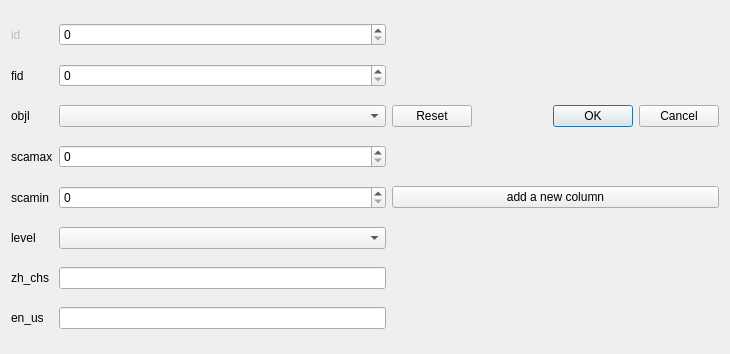
Above: attributeform/Attribute_Form.ui from water-law/Zoomer before the change. Below: the same form after it.
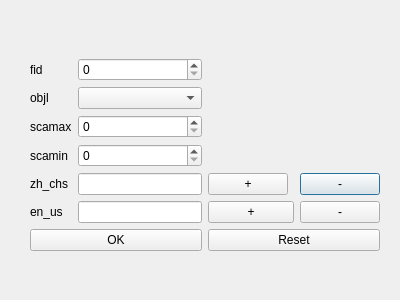
That is the form after the change.

```diff
--- a/attributeform/Attribute_Form.ui
+++ b/attributeform/Attribute_Form.ui
@@ -6,113 +6,136 @@
    <rect>
     <x>0</x>
     <y>0</y>
-    <width>730</width>
-    <height>354</height>
+    <width>400</width>
+    <height>300</height>
    </rect>
   </property>
   <property name="windowTitle">
    <string>Dialog</string>
   </property>
-  <layout class="QGridLayout" name="gridLayout">
-   <item row="8" column="2">
-    <widget class="QComboBox" name="level"/>
-   </item>
-   <item row="10" column="2">
-    <widget class="QLineEdit" name="en_us"/>
-   </item>
-   <item row="9" column="0">
-    <widget class="QLabel" name="zh_chs_2">
-     <property name="text">
-      <string>zh_chs</string>
-     </property>
-    </widget>
-   </item>
-   <item row="7" column="0">
-    <widget class="QLabel" name="scamin_2">
-     <property name="text">
-      <string>scamin</string>
-     </property>
-    </widget>
-   </item>
-   <item row="5" column="8">
-    <widget class="QDialogButtonBox" name="buttonBox">
-     <property name="orientation">
-      <enum>Qt::Horizontal</enum>
-     </property>
-     <property name="standardButtons">
-      <set>QDialogButtonBox::Cancel|QDialogButtonBox::Ok|QDialogButtonBox::Reset</set>
-     </property>
-    </widget>
-   </item>
-   <item row="6" column="0">
-    <widget class="QLabel" name="scamax_2">
-     <property name="text">
-      <string>scamax</string>
-     </property>
-    </widget>
-   </item>
-   <item row="9" column="2">
-    <widget class="QLineEdit" name="zh_chs"/>
-   </item>
-   <item row="1" column="0">
-    <widget class="QLabel" name="fid_2">
-     <property name="text">
-      <string>fid</string>
-     </property>
-    </widget>
-   </item>
-   <item row="0" column="0">
-    <widget class="QLabel" name="id_2">
-     <property name="enabled">
-      <bool>false</bool>
-     </property>
-     <property name="text">
-      <string>id</string>
-     </property>
-    </widget>
-   </item>
-   <item row="8" column="0">
-    <widget class="QLabel" name="level_2">
-     <property name="text">
-      <string>level</string>
-     </property>
-    </widget>
-   </item>
-   <item row="10" column="0">
-    <widget class="QLabel" name="en_us_2">
-     <property name="text">
-      <string>en_us</string>
-     </property>
-    </widget>
-   </item>
-   <item row="5" column="0">
-    <widget class="QLabel" name="objl_2">
-     <property name="text">
-      <string>objl</string>
-     </property>
-    </widget>
-   </item>
-   <item row="5" column="2">
-    <widget class="QComboBox" name="objl"/>
-   </item>
-   <item row="1" column="2">
-    <widget class="QSpinBox" name="fid"/>
-   </item>
-   <item row="6" column="2">
-    <widget class="QSpinBox" name="scamax"/>
-   </item>
-   <item row="7" column="2">
-    <widget class="QSpinBox" name="scamin"/>
-   </item>
-   <item row="0" column="2">
-    <widget class="QSpinBox" name="id"/>
-   </item>
-   <item row="7" column="8">
-    <widget class="QPushButton" name="add">
-     <property name="text">
-      <string>add a new column</string>
-     </property>
-    </widget>
+  <layout class="QVBoxLayout" name="verticalLayout_2">
+   <property name="leftMargin">
+    <number>30</number>
+   </property>
+   <property name="topMargin">
+    <number>20</number>
+   </property>
+   <property name="rightMargin">
+    <number>20</number>
+   </property>
+   <item>
+    <layout class="QVBoxLayout" name="verticalLayout">
+     <item>
+      <layout class="QGridLayout" name="gridLayout">
+       <item row="0" column="0">
+        <widget class="QLabel" name="label_fid">
+         <property name="text">
+          <string>fid</string>
+         </property>
+        </widget>
+       </item>
+       <item row="0" column="1">
+        <widget class="QSpinBox" name="fid"/>
+       </item>
+       <item row="1" column="0">
+        <widget class="QLabel" name="label_objl">
+         <property name="text">
+          <string>objl</string>
+         </property>
+        </widget>
+       </item>
+       <item row="1" column="1">
+        <widget class="QComboBox" name="objl"/>
+       </item>
+       <item row="2" column="0">
+        <widget class="QLabel" name="label_scamax">
+         <property name="text">
+          <string>scamax</string>
+         </property>
+        </widget>
+       </item>
+       <item row="2" column="1">
+        <widget class="QSpinBox" name="scamax"/>
+       </item>
+       <item row="3" column="0">
+        <widget class="QLabel" name="label_scamin">
+         <property name="text">
+          <string>scamin</string>
+         </property>
+        </widget>
+       </item>
+       <item row="3" column="1">
+        <widget class="QSpinBox" name="scamin"/>
+       </item>
+       <item row="4" column="0">
+        <widget class="QLabel" name="label_zh_chs">
+         <property name="text">
+          <string>zh_chs</string>
+         </property>
+        </widget>
+       </item>
+       <item row="4" column="4">
+        <widget class="QPushButton" name="delete_button_zh_chs">
+         <property name="text">
+          <string>-</string>
+         </property>
+        </widget>
+       </item>
+       <item row="5" column="0">
+        <widget class="QLabel" name="label_en_us">
+         <property name="text">
+          <string>en_us</string>
+         </property>
+        </widget>
+       </item>
+       <item row="5" column="1">
+        <widget class="QLineEdit" name="en_us"/>
+       </item>
+       <item row="5" column="2" colspan="2">
+        <widget class="QPushButton" name="add_button_en_us">
+         <property name="text">
+          <string>+</string>
+         </property>
+        </widget>
+       </item>
+       <item row="5" column="4">
+        <widget class="QPushButton" name="delete_button_en_us">
+         <property name="text">
+          <string>-</string>
+         </property>
+        </widget>
+       </item>
+       <item row="4" column="1">
+        <widget class="QLineEdit" name="zh_chs"/>
+       </item>
+       <item row="4" column="2">
+        <widget class="QPushButton" name="add_button_zh_chs">
+         <property name="text">
+          <string>+</string>
+         </property>
+        </widget>
+       </item>
+      </layout>
+     </item>
+     <item>
+      <layout class="QHBoxLayout" name="horizontalLayout">
+       <item>
+        <widget class="QPushButton" name="okButton">
+         <property name="text">
+          <string>OK</string>
+         </property>
+        </widget>
+       </item>
+       <item>
+        <widget class="QPushButton" name="resetButton">
+         <property name="text">
+          <string>Reset</string>
+         </property>
+        </widget>
+       </item>
+      </layout>
+     </item>
+    </layout>
    </item>
   </layout>
  </widget>
```
Left out of the diff: 39 changed lines with no effect on the pictures.
